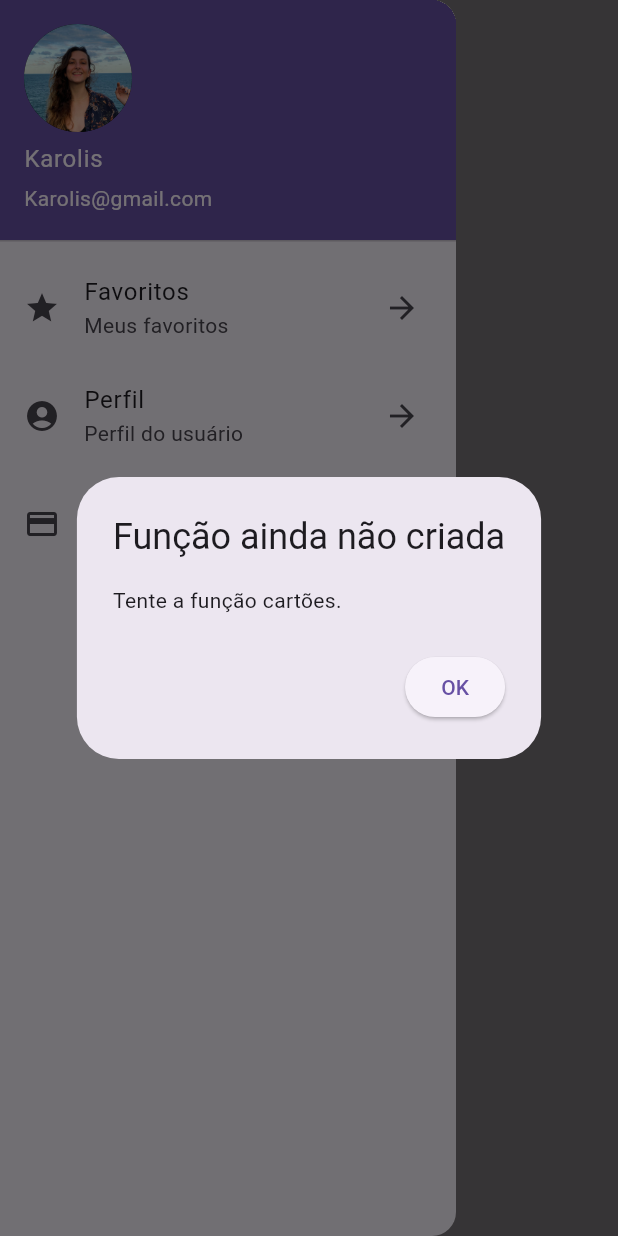
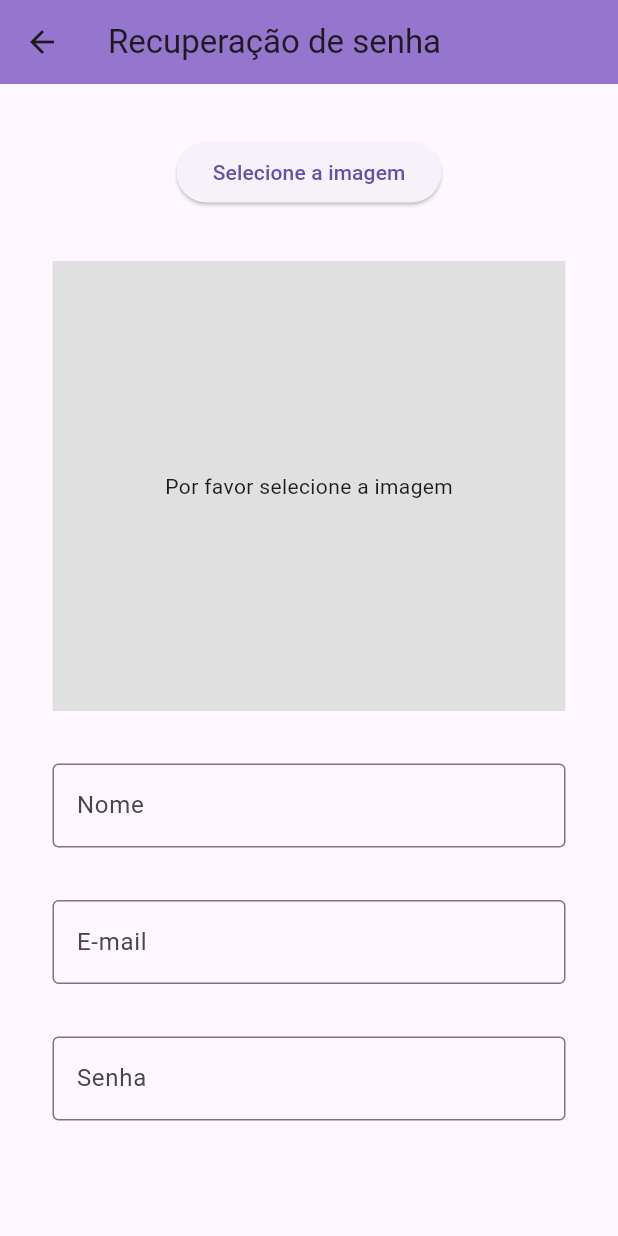
Before and after one commit to KarolineWessler/FlutterProject, a Flutter app: the login screen opened directly, in the side drawer, after a tap on "Perfil", on a phone screen of 412 x 824 dp. Run offline on Flutter 3.47's test engine with Material 2 defaults, Android fonts, the light colour scheme and no system bars; our stand-ins replace image_picker.

Commit message:
tela de perfil do usuario

```diff
--- a/lib/login.dart
+++ b/lib/login.dart
@@ -1,6 +1,7 @@
 import 'package:flutter/material.dart';
 import 'package:flutter_application/alertdialogs.dart';
 import 'package:flutter_application/cartoes.dart';
+import 'package:flutter_application/perfildousuario.dart';
 
 class login extends StatelessWidget {
   @override
@@ -36,7 +37,9 @@ class login extends StatelessWidget {
                 subtitle: Text("Perfil do usuário"),
                 trailing: Icon(Icons.arrow_forward),
                 onTap: () {
-                    showAlertDialog4(context);
+                  Navigator.push(context, MaterialPageRoute(builder: (context) {
+                    return perfildousuario();
+                  }));
                 }),
             ListTile(
                 leading: Icon(Icons.credit_card),
@@ -44,20 +47,17 @@ class login extends StatelessWidget {
                 subtitle: Text("Meus cartões"),
                 trailing: Icon(Icons.arrow_forward),
                 onTap: () {
-                    Navigator.push(context,
-                        MaterialPageRoute(builder: (context) {
+                  Navigator.push(context, MaterialPageRoute(builder: (context) {
                     return cartoes();
                   }));
                 }),
           ],
         ),
       ),
-        appBar:
-            AppBar(title: const Text('Home')),
+      appBar: AppBar(title: const Text('Home')),
       body: Center(
         child: ElevatedButton(
-            style: ElevatedButton.styleFrom(
-            ),
+          style: ElevatedButton.styleFrom(),
           child: Text('Voltar'),
           onPressed: () {
             Navigator.pop(context);
--- /dev/null
+++ b/lib/perfildousuario.dart
@@ -0,0 +1,94 @@
+import 'package:flutter/material.dart';
+import 'dart:io';
+import 'package:image_picker/image_picker.dart';
+
+class perfildousuario extends StatelessWidget {
+  const perfildousuario({Key? key}) : super(key: key);
+  @override
+  Widget build(BuildContext context) {
+    return Scaffold(
+      appBar: AppBar(
+        backgroundColor: Colors.deepPurple[300],
+        title: const Text('Recuperação de senha'),
+      ),
+      body: HomePage(),
+    );
+  }
+}
+
+class HomePage extends StatefulWidget {
+  const HomePage({Key? key}) : super(key: key);
+
+  @override
+  State<HomePage> createState() => _HomePageState();
+}
+
+class _HomePageState extends State<HomePage> {
+  File? _image;
+  final _picker = ImagePicker();
+
+  Future<void> _openImagePicker() async {
+    final XFile? pickedImage =
+        await _picker.pickImage(source: ImageSource.gallery);
+    if (pickedImage != null) {
+      setState(() {
+        _image = File(pickedImage.path);
+      });
+    }
+  }
+
+  @override
+  Widget build(BuildContext context) {
+    return Scaffold(
+        body: SafeArea(
+          child: Padding(
+            padding: const EdgeInsets.all(35),
+            child: Column(children: [
+              Center(
+                child: ElevatedButton(
+                  onPressed: _openImagePicker,
+                  child: const Text('Selecione a imagem'),
+                ),
+              ),
+              const SizedBox(height: 35),
+              Container(
+                alignment: Alignment.center,
+                width: double.infinity,
+                height: 300,
+                color: Colors.grey[300],
+                child: _image != null
+                    ? Image.file(_image!, fit: BoxFit.cover)
+                    : const Text('Por favor selecione a imagem'),
+              ),
+              const SizedBox(height: 35),
+              fieldNome(),
+              const SizedBox(height: 35),
+              fieldEmail(),
+              const SizedBox(height: 35),
+              fieldSenha(),
+            ]),
+          ),
+        ));
+  }
+}
+
+Widget fieldEmail() {
+  return TextFormField(
+      keyboardType: TextInputType.emailAddress,
+      decoration:
+          InputDecoration(border: OutlineInputBorder(), labelText: 'E-mail'));
+}
+
+Widget fieldSenha() {
+  return TextFormField(
+      keyboardType: TextInputType.emailAddress,
+      decoration:
+          InputDecoration(border: OutlineInputBorder(), labelText: 'Senha'));
+}
+
+Widget fieldNome() {
+  return TextFormField(
+      keyboardType: TextInputType.emailAddress,
+      decoration:
+          InputDecoration(border: OutlineInputBorder(), labelText: 'Nome'));
+}
```
Also changed, not shown: pubspec.yaml (+5 -3 lines), pubspec.lock, 2 other files. Lines whose indentation alone changed are shown as unchanged.
